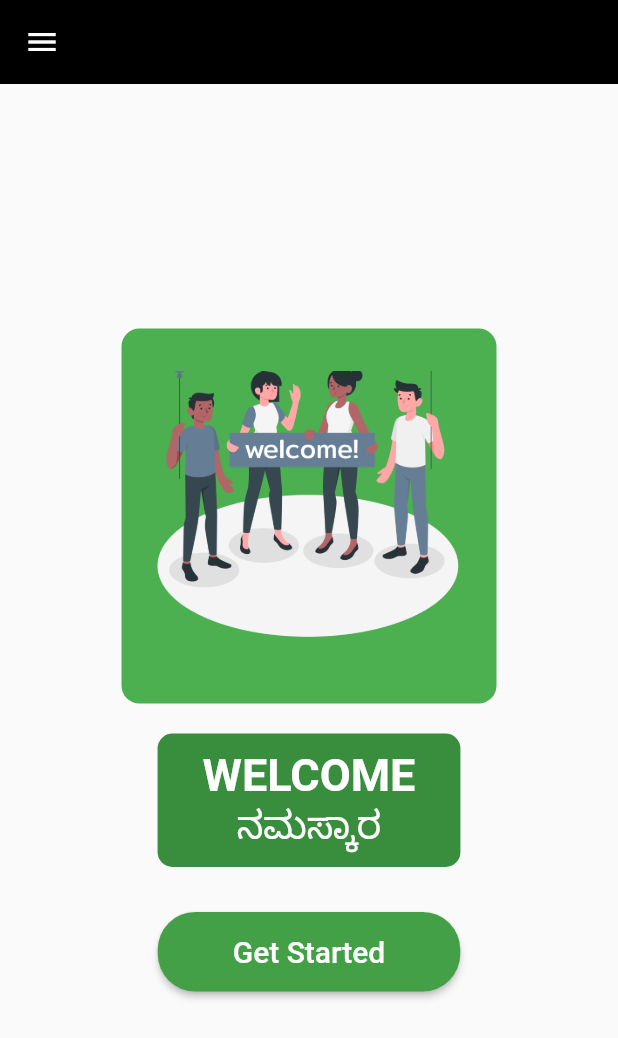
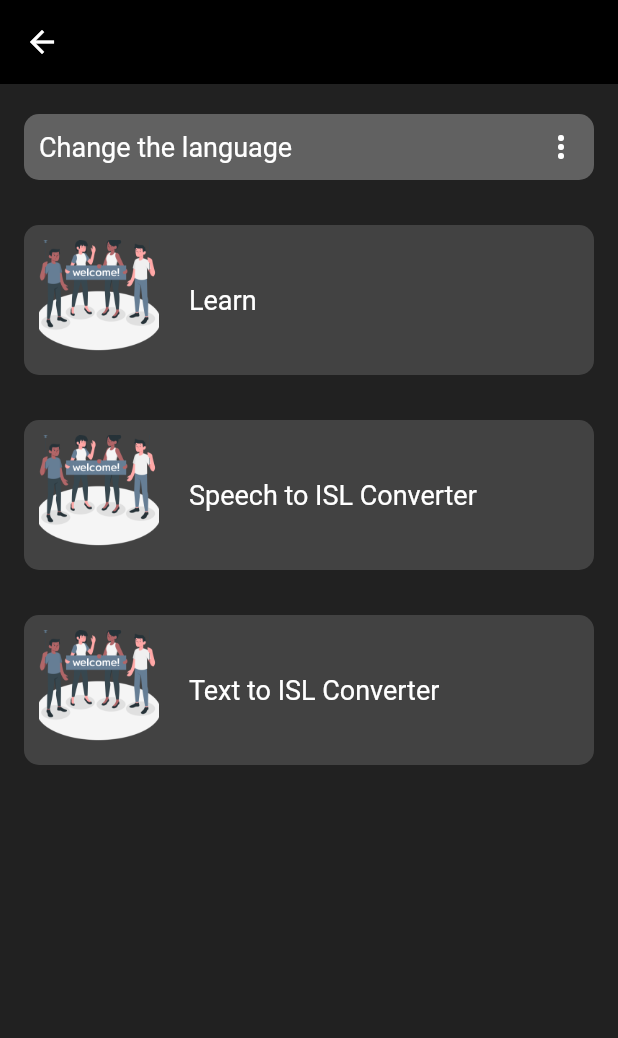
Before and after one commit to Amisha-Ananda-Gowda/MounaSakhi, a Flutter app: the screen it shows after launch, after a tap on "Get Started", on a phone screen of 412 x 824 dp. Shown: the top 1038 px of the screen. Run offline on Flutter 3.47's test engine with Material 2 defaults, Android fonts, the phone set to English and light mode, and no system bars.

Commit message:
made few changes

```diff
--- /dev/null
+++ b/lib/localization.dart
@@ -0,0 +1,32 @@
+import 'package:flutter/material.dart';
+
+class AppLocalizations {
+  static const List<String> _supportedLanguages = ['en', 'kn'];
+
+  static const Map<String, Map<String, String>> _localizedStrings = {
+    'en': {
+      'select_language': 'Change the language',
+      'learn': 'Learn',
+      'speech_converter': 'Speech to ISL Converter',
+      'text_converter': 'Text to ISL Converter',
+      'select_language_title': 'Select Language',
+      'language_english': 'English',
+      'language_kannada': 'Kannada',
+    },
+    'kn': {
+      'select_language': 'ಭಾಷೆಯನ್ನು ಬದಲಿಸಿ',
+      'learn': 'ಕಲಿಯಿರಿ',
+      'speech_converter': 'ಉಚ್ಛರಿಸು ISL ಪರಿವರ್ತಕ',
+      'text_converter': 'ಪಠ್ಯ ISL ಪರಿವರ್ತಕ',
+      'select_language_title': 'ಭಾಷೆ ಆಯ್ಕೆ ಮಾಡಿ',
+      'language_english': 'ಆಂಗ್ಲ',
+      'language_kannada': 'ಕನ್ನಡ',
+    },
+  };
+
+  static String? getTranslation(String key, String lang) {
+    return _localizedStrings[lang]?[key];
+  }
+
+  static List<String> get supportedLanguages => _supportedLanguages;
+}
--- a/lib/main.dart
+++ b/lib/main.dart
@@ -1,54 +1,147 @@
 import 'package:flutter/material.dart';
+import 'selection_page.dart'; // Import your updated SelectionPage
+import 'localization.dart'; // Import your localization file
 
 void main() {
   runApp(MyApp());
 }
 
-class MyApp extends StatelessWidget {
+class MyApp extends StatefulWidget {
+  @override
+  _MyAppState createState() => _MyAppState();
+}
+
+class _MyAppState extends State<MyApp> {
+  String _selectedLanguage = 'en'; // Default language
+  bool _isDarkTheme = false; // Default theme is light
+
   @override
   Widget build(BuildContext context) {
     return MaterialApp(
-      home: HomePage(),
+      theme: _isDarkTheme ? ThemeData.dark() : ThemeData.light(),
+      home: HomePage(
+        selectedLanguage: _selectedLanguage,
+        onLanguageChanged: (String newLanguage) {
+          setState(() {
+            _selectedLanguage = newLanguage;
+          });
+        },
+        isDarkTheme: _isDarkTheme,
+        onThemeChanged: (bool isDark) {
+          setState(() {
+            _isDarkTheme = isDark;
+          });
+        },
+      ),
     );
   }
 }
 
 class HomePage extends StatelessWidget {
+  final String selectedLanguage;
+  final Function(String) onLanguageChanged;
+  final bool isDarkTheme;
+  final Function(bool) onThemeChanged;
+
+  HomePage({
+    required this.selectedLanguage,
+    required this.onLanguageChanged,
+    required this.isDarkTheme,
+    required this.onThemeChanged,
+  });
+
   @override
   Widget build(BuildContext context) {
     return Scaffold(
-      drawer: Drawer(
-        // Add your drawer contents here
-      ),
       appBar: AppBar(
         backgroundColor: Colors.black,
         elevation: 0,
-        leading: IconButton(
+        leading: Builder(
+          builder: (context) {
+            return IconButton(
               icon: Icon(Icons.menu),
               onPressed: () {
                 Scaffold.of(context).openDrawer();
               },
+            );
+          },
         ),
       ),
-      body: Center(
+      drawer: Drawer(
+        backgroundColor: isDarkTheme ? Colors.grey[850] : Colors.grey[300],
+       // Grey for dark theme, light grey for light theme
+        child: ListView(
+          padding: EdgeInsets.zero,
+          children: <Widget>[
+            DrawerHeader(
+              decoration: BoxDecoration(
+                color: Colors.green.shade700,
+              ),
+              child: Text(
+                'Menu',
+                style: TextStyle(
+                  color: Colors.grey,
+                  fontSize: 24,
+                ),
+              ),
+            ),
+            ListTile(
+              leading: Icon(Icons.language),
+              title: Text('Languages'),
+              onTap: () {
+                Navigator.pop(context); // Close the drawer
+                _showLanguageOptions(context);
+              },
+            ),
+            ListTile(
+              leading: Icon(Icons.person),
+              title: Text('Profile'),
+              onTap: () {
+                // Profile page logic
+                Navigator.pop(context); // Close the drawer
+              },
+            ),
+            // Toggle for Dark/Light Theme
+            ListTile(
+              leading: Icon(Icons.brightness_6),
+              title: Text('Switch to ${isDarkTheme ? 'Light' : 'Dark'} Theme'),
+              trailing: Switch(
+                value: isDarkTheme,
+                onChanged: (value) {
+                  onThemeChanged(value); // Update theme
+                },
+              ),
+            ),
+          ],
+        ),
+      ),
+      body: Container(
+        color: isDarkTheme ? Colors.grey: Colors.white, // Set body background color based on theme
+        child: Column(
+          children: [
+            Expanded(
+              child: Container(
+                decoration: BoxDecoration(
+                  image: DecorationImage(
+                    image: AssetImage('assets/images/background.png'), // Replace with your image
+                    fit: BoxFit.cover, // Cover the entire area
+                  ),
+                ),
+                child: Center(
                   child: Column(
                     mainAxisAlignment: MainAxisAlignment.center,
                     children: [
-            // Placeholder for the image
+                      // Welcome Image
                       Container(
                         width: 250,
                         height: 250,
-              decoration: BoxDecoration(
-                color: Colors.green,
-                borderRadius: BorderRadius.circular(12),
-              ),
                         child: Image.asset(
-                'assets/welcome.png', // Replace with your actual image path
+                          'assets/images/welcome.png', // Replace with your image path
                           fit: BoxFit.contain,
                         ),
                       ),
                       SizedBox(height: 20),
-            // Welcome text
+                      // Welcome Text
                       Container(
                         padding: EdgeInsets.symmetric(vertical: 10, horizontal: 30),
                         decoration: BoxDecoration(
@@ -66,7 +159,7 @@ class HomePage extends StatelessWidget {
                               ),
                             ),
                             Text(
-                    'ನಮಸ್ಕಾರ', // Kannada text
+                              AppLocalizations.getTranslation('welcome', selectedLanguage) ?? 'ನಮಸ್ಕಾರ',
                               style: TextStyle(
                                 fontSize: 25,
                                 color: Colors.white,
@@ -76,10 +169,18 @@ class HomePage extends StatelessWidget {
                         ),
                       ),
                       SizedBox(height: 30),
-            // Get Started button
+                      // Get Started Button
                       ElevatedButton(
                         onPressed: () {
-                // Handle button press
+                          // Navigate to SelectionPage with the selected language
+                          Navigator.push(
+                            context,
+                            MaterialPageRoute(
+                              builder: (context) => SelectionPage(
+                                selectedLanguage: selectedLanguage,
+                              ),
+                            ),
+                          );
                         },
                         style: ElevatedButton.styleFrom(
                           primary: Colors.green.shade600, // Button background color
@@ -99,6 +200,46 @@ class HomePage extends StatelessWidget {
                     ],
                   ),
                 ),
+              ),
+            ),
+          ],
+        ),
+      ),
+    );
+  }
+
+  // Function to show language options
+  void _showLanguageOptions(BuildContext context) {
+    showDialog(
+      context: context,
+      builder: (context) {
+        return AlertDialog(
+          //backgroundColor: Color(0xFF424242), // Dark background for the dialog
+          title: Text(
+            AppLocalizations.getTranslation('select_language_title', selectedLanguage) ?? '',
+            style: TextStyle(color: Colors.white),
+          ),
+          content: Container(
+            width: double.maxFinite,
+            child: Column(
+              mainAxisSize: MainAxisSize.min,
+              children: ['English', 'Kannada'].map((language) {
+                return ListTile(
+                  title: Text(
+                    language,
+                    style: TextStyle(color: Colors.white),
+                  ),
+                  onTap: () {
+                    String newLanguage = language == 'Kannada' ? 'kn' : 'en';
+                    onLanguageChanged(newLanguage); // Update selected language
+                    Navigator.pop(context); // Close the dialog
+                  },
+                );
+              }).toList(),
+            ),
+          ),
+        );
+      },
     );
   }
 }
--- /dev/null
+++ b/lib/selection_page.dart
@@ -0,0 +1,198 @@
+import 'package:flutter/material.dart';
+import 'learn.dart'; // Import your learn page
+import 'speech_converter.dart'; // Import your speech converter page
+import 'text_converter.dart'; // Import your text converter page
+import 'localization.dart'; // Import your localization file
+
+class SelectionPage extends StatefulWidget {
+  final String selectedLanguage; // Add selectedLanguage as a parameter
+
+  SelectionPage({required this.selectedLanguage}); // Constructor
+
+  @override
+  _SelectionPageState createState() => _SelectionPageState();
+}
+
+class _SelectionPageState extends State<SelectionPage> {
+  late String _selectedLanguage;
+  final List<String> _languages = ['English', 'Kannada']; // Language options
+
+  @override
+  void initState() {
+    super.initState();
+    _selectedLanguage = widget.selectedLanguage; // Initialize _selectedLanguage from widget
+  }
+
+  @override
+  Widget build(BuildContext context) {
+    return Scaffold(
+      appBar: AppBar(
+        backgroundColor: Colors.black,
+        elevation: 0,
+        leading: IconButton(
+          icon: Icon(Icons.arrow_back, color: Colors.white),
+          onPressed: () {
+            // Go back to the previous page
+            Navigator.pop(context);
+          },
+        ),
+      ),
+      body: Container(
+        color: Colors.black87, // Dark background color
+        padding: EdgeInsets.symmetric(horizontal: 16.0),
+        child: Column(
+          crossAxisAlignment: CrossAxisAlignment.start,
+          children: [
+            SizedBox(height: 20),
+            // Select a Language Display
+            GestureDetector(
+              onTap: () {
+                _showLanguageOptions(context); // Show language options when tapped
+              },
+              child: Container(
+                padding: EdgeInsets.all(10),
+                decoration: BoxDecoration(
+                  color: Color(0xFF616161), // Light grey background
+                  borderRadius: BorderRadius.circular(10),
+                ),
+                child: Row(
+                  mainAxisAlignment: MainAxisAlignment.spaceBetween,
+                  children: [
+                    Text(
+                      AppLocalizations.getTranslation('select_language', _selectedLanguage) ?? '',
+                      style: TextStyle(
+                        color: Colors.white,
+                        fontSize: 18,
+                      ),
+                    ),
+                    Icon(Icons.more_vert, color: Colors.white),
+                  ],
+                ),
+              ),
+            ),
+            SizedBox(height: 30),
+            // Learn Section
+            GestureDetector(
+              onTap: () {
+                // Navigate to Learn page
+                Navigator.push(
+                  context,
+                  MaterialPageRoute(
+                    builder: (context) => LearnPage(selectedLanguage: _selectedLanguage),
+                  ),
+                );
+              },
+              child: buildOptionCard(
+                imagePath: 'assets/images/welcome.png', // replace with your image asset
+                title: AppLocalizations.getTranslation('learn', _selectedLanguage) ?? '',
+              ),
+            ),
+            SizedBox(height: 30),
+            // Speech to ISL Converter Section
+            GestureDetector(
+              onTap: () {
+                // Navigate to Speech Converter page
+                Navigator.push(
+                  context,
+                  MaterialPageRoute(
+                    builder: (context) => SpeechConverterPage(selectedLanguage: _selectedLanguage),
+                  ),
+                );
+              },
+              child: buildOptionCard(
+                imagePath: 'assets/images/welcome.png', // replace with your image asset
+                title: AppLocalizations.getTranslation('speech_converter', _selectedLanguage) ?? '',
+              ),
+            ),
+            SizedBox(height: 30),
+            // Text to ISL Converter Section
+            GestureDetector(
+              onTap: () {
+                // Navigate to Text Converter page
+                Navigator.push(
+                  context,
+                  MaterialPageRoute(
+                    builder: (context) => TextConverterPage(selectedLanguage: _selectedLanguage),
+                  ),
+                );
+              },
+              child: buildOptionCard(
+                imagePath: 'assets/images/welcome.png', // replace with your image asset
+                title: AppLocalizations.getTranslation('text_converter', _selectedLanguage) ?? '',
+              ),
+            ),
+          ],
+        ),
+      ),
+    );
+  }
+
+  // Function to show language options
+  void _showLanguageOptions(BuildContext context) {
+    showDialog(
+      context: context,
+      builder: (context) {
+        return AlertDialog(
+          backgroundColor: Color(0xFF424242), // Dark background for the dialog
+          title: Text(
+            AppLocalizations.getTranslation('select_language_title', _selectedLanguage) ?? '',
+            style: TextStyle(color: Colors.white),
+          ),
+          content: Container(
+            width: double.maxFinite,
+            child: Column(
+              mainAxisSize: MainAxisSize.min,
+              children: _languages.map((language) {
+                return ListTile(
+                  title: Text(
+                    language,
+                    style: TextStyle(color: Colors.white),
+                  ),
+                  onTap: () {
+                    setState(() {
+                      _selectedLanguage = language == 'Kannada' ? 'kn' : 'en'; // Update selected language code
+                    });
+                    Navigator.pop(context); // Close the dialog
+                  },
+                );
+              }).toList(),
+            ),
+          ),
+        );
+      },
+    );
+  }
+
+  // Function to build the option card for each section
+  Widget buildOptionCard({required String imagePath, required String title}) {
+    return Container(
+      padding: EdgeInsets.all(10),
+      decoration: BoxDecoration(
+        color: Color(0xFF424242), // Dark grey background
+        borderRadius: BorderRadius.circular(10),
+      ),
+      child: Row(
+        children: [
+          Image.asset(
+            imagePath,
+            height: 80,
+            width: 80,
+            fit: BoxFit.cover, // Ensure the image scales correctly
+          ),
+          SizedBox(width: 20),
+          // Expanded to avoid overflow of text
+          Expanded(
+            child: Text(
+              title,
+              style: TextStyle(
+                fontSize: 18,
+                color: Colors.white,
+              ),
+              overflow: TextOverflow.ellipsis, // Prevent text overflow
+            ),
+          ),
+        ],
+      ),
+    );
+  }
+}
```
Also changed, not shown: lib/learn.dart (added, +24 -0 lines), lib/speech_converter.dart (added, +24 -0 lines), lib/text_converter.dart (added, +24 -0 lines), pubspec.yaml (+5 -2 lines), assets/images/background.png (renamed from assets/background.png), assets/images/welcome.png (renamed from assets/welcome.png), pubspec.lock. Lines whose indentation alone changed are shown as unchanged.
